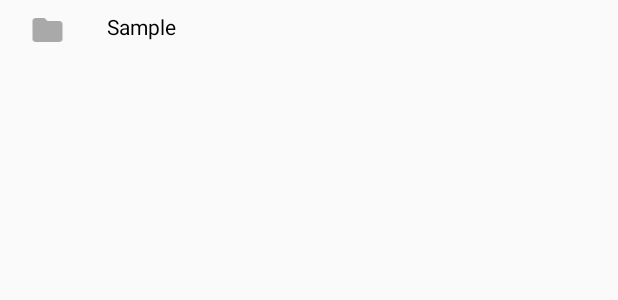
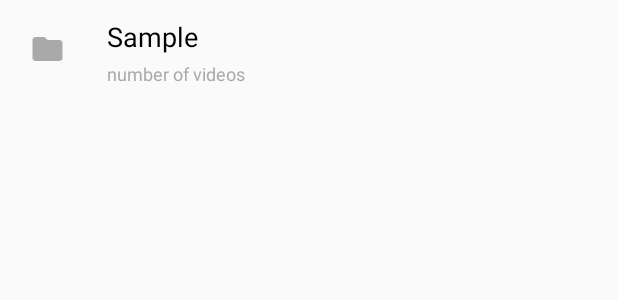
Before and after one commit to ayushdubey003/VideoPlayer, an Android app: the layout list_items.xml on its own in the app's theme, with its tools: preview values and no code run, on a phone screen of 412 x 824 dp. Shown: the top 300 px of the screen. Run offline under Robolectric (Android 15) with nearby library versions, the phone set to English and light mode, and no system bars.

Commit message:
Customize look

```diff
--- a/app/src/main/java/com/ayush/videoplayer/FolderAdapter.java
+++ b/app/src/main/java/com/ayush/videoplayer/FolderAdapter.java
@@ -26,9 +26,11 @@ public class FolderAdapter extends ArrayAdapter<Folder> {
         if (convertView == null)
             convertView = LayoutInflater.from(getContext()).inflate(R.layout.list_items, null, false);
         TextView textView = (TextView) convertView.findViewById(R.id.foldername);
+        TextView textView1 = (TextView) convertView.findViewById(R.id.numberofvideos);
         ImageView imageView = (ImageView) convertView.findViewById(R.id.folderimg);
         textView.setText(getItem(position).getmFolderName());
         imageView.setImageResource(R.drawable.ic_folder_black_24dp);
+        textView1.setText(Integer.toString(getItem(position).getmSize())+" videos");
         return convertView;
     }
 }
--- a/app/src/main/res/layout/activity_main.xml
+++ b/app/src/main/res/layout/activity_main.xml
@@ -5,7 +5,7 @@
     android:id="@+id/list"
     android:layout_width="match_parent"
     android:layout_height="match_parent"
-    android:dividerHeight="0dp"
+    android:divider="@null"
     tools:context=".MainActivity">
 
 </ListView>
--- a/app/src/main/res/layout/list_items.xml
+++ b/app/src/main/res/layout/list_items.xml
@@ -10,20 +10,38 @@
         android:layout_height="wrap_content">
 
         <ImageView
+            android:id="@+id/folderimg"
             android:layout_width="0dp"
             android:layout_height="wrap_content"
+            android:layout_gravity="center"
             android:layout_margin="8dp"
             android:layout_weight="1"
-            android:src="@drawable/ic_folder_black_24dp"
-            android:id="@+id/folderimg"/>
+            android:src="@drawable/ic_folder_black_24dp" />
 
-        <TextView
+        <LinearLayout
             android:layout_width="0dp"
             android:layout_height="wrap_content"
             android:layout_margin="8dp"
             android:layout_weight="7"
-            android:textColor="#000000"
-            tools:text="Sample"
-            android:id="@+id/foldername"/>
+            android:orientation="vertical">
+
+            <TextView
+                android:id="@+id/foldername"
+                android:layout_width="match_parent"
+                android:layout_height="wrap_content"
+                android:paddingBottom="4dp"
+                android:paddingTop="4dp"
+                android:textColor="#000000"
+                android:textSize="18sp"
+                tools:text="Sample" />
+
+            <TextView
+                android:id="@+id/numberofvideos"
+                android:layout_width="match_parent"
+                android:layout_height="wrap_content"
+                android:textColor="@android:color/darker_gray"
+                android:textSize="12sp"
+                tools:text="number of videos" />
+        </LinearLayout>
     </LinearLayout>
 </LinearLayout>
```
Also changed, not shown: app/src/main/java/com/ayush/videoplayer/Folder.java (+11 -1 lines), app/src/main/java/com/ayush/videoplayer/MainActivity.java (+17 -17 lines).
